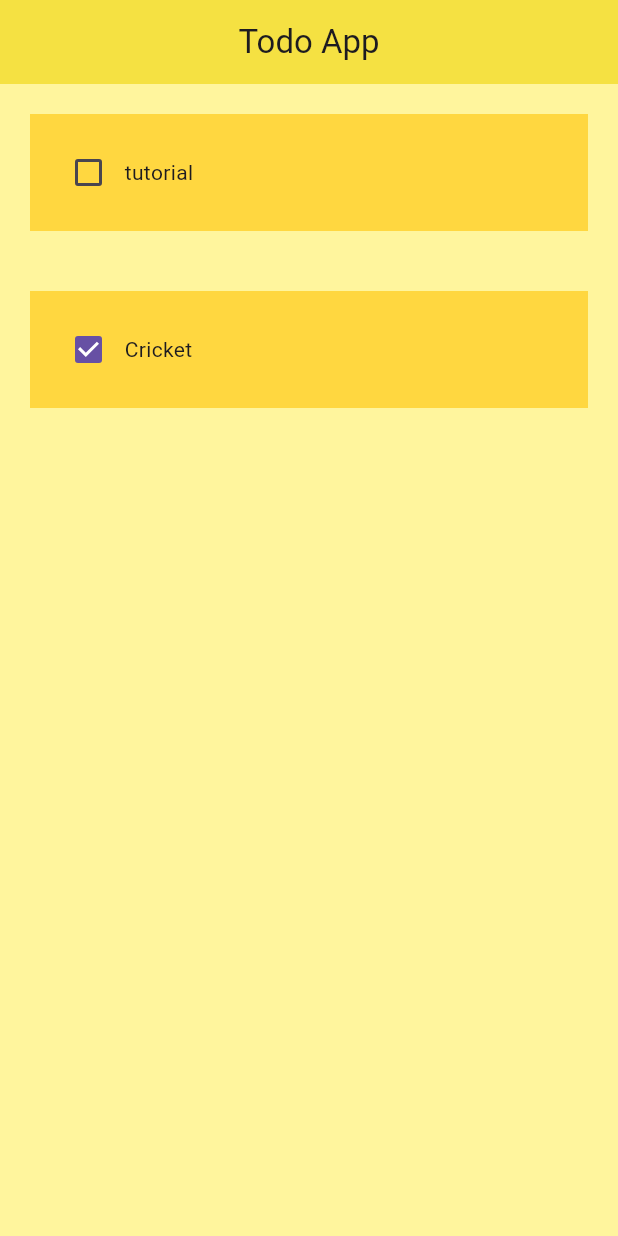
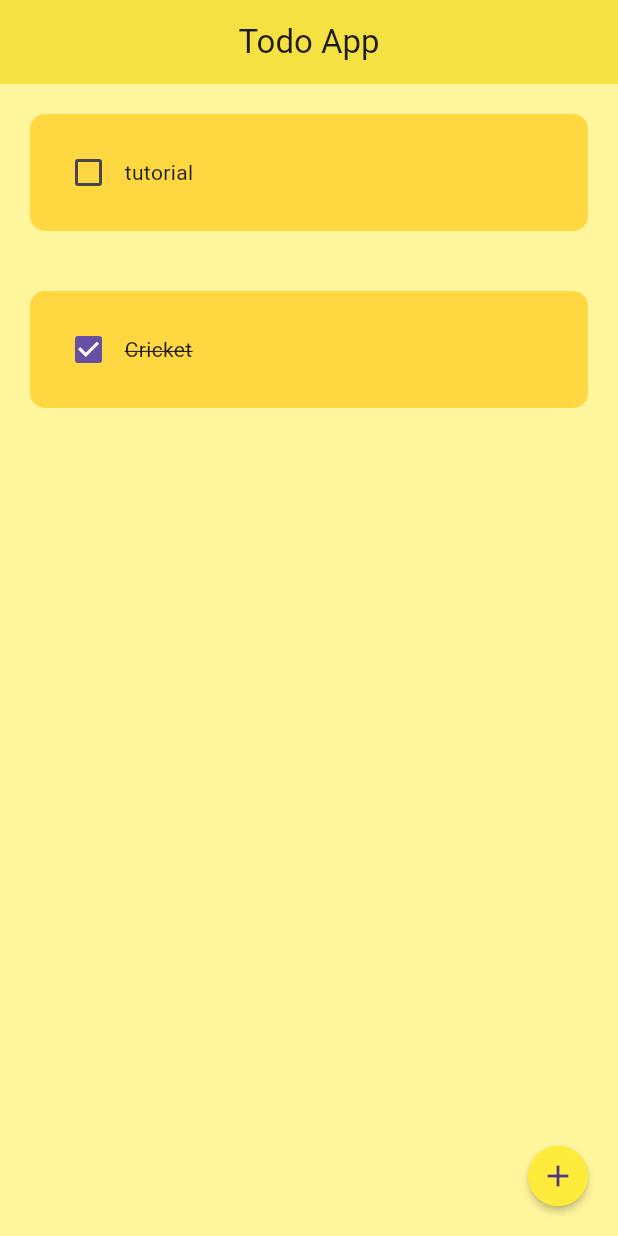
Before and after one commit to farhanmahmud21/todo_app-hive-, a Flutter app: the screen it shows after launch, on a phone screen of 412 x 824 dp. Run offline on Flutter 3.47's test engine with Material 3 defaults, Android fonts, the phone set to English and light mode, and no system bars.

Commit message:
Refactor TodoTile and main app structure; add dialog box for task creation

```diff
--- a/lib/TodoTile.dart
+++ b/lib/TodoTile.dart
@@ -17,11 +17,22 @@ class Todotile extends StatelessWidget {
       padding: const EdgeInsets.all(20.0),
       child: Container(
         padding: EdgeInsets.all(15),
-        decoration: BoxDecoration(color: Colors.amberAccent),
+        decoration: BoxDecoration(
+          color: Colors.amberAccent,
+          borderRadius: BorderRadius.circular(10),
+        ),
+
         child: Row(
           children: [
-            Checkbox(value: valueOfCheck, onChanged: (value) => change(value)),
-            Text(toDoName),
+            Checkbox(value: valueOfCheck, onChanged: change),
+            Text(
+              toDoName,
+              style: TextStyle(
+                decoration: valueOfCheck
+                    ? TextDecoration.lineThrough
+                    : TextDecoration.none,
+              ),
+            ),
           ],
         ),
       ),
--- a/lib/main.dart
+++ b/lib/main.dart
@@ -1,8 +1,9 @@
 import 'package:flutter/material.dart';
 import 'package:to_do/TodoTile.dart';
+import 'package:to_do/utils/dialog_box.dart';
 
 void main() {
-  runApp(ToDoApp());
+  runApp(MaterialApp(debugShowCheckedModeBanner: false, home: ToDoApp()));
 }
 
 class ToDoApp extends StatefulWidget {
@@ -23,18 +24,33 @@ class _ToDoAppState extends State<ToDoApp> {
     });
   }
 
+  void createTodo() {
+    print('alert dialog show now');
+    ;
+    showDialog(
+      context: context,
+      builder: (context) {
+        return DialogBox();
+      },
+    );
+  }
+
   @override
   Widget build(BuildContext context) {
-    return MaterialApp(
-      debugShowCheckedModeBanner: false,
-      title: 'ToDo App',
-      home: Scaffold(
+    return Scaffold(
       backgroundColor: Colors.yellow[200],
       appBar: AppBar(
         centerTitle: true,
         title: Text('Todo App'),
         backgroundColor: Colors.yellow,
         elevation: 2,
+      ),
+      floatingActionButton: FloatingActionButton.small(
+        shape: OvalBorder(side: BorderSide(color: Colors.yellow)),
+        backgroundColor: Colors.yellow,
+        elevation: 2,
+        onPressed: createTodo,
+        child: Icon(Icons.add),
       ),
       body: ListView.builder(
         itemCount: todos.length,
@@ -46,7 +62,6 @@ class _ToDoAppState extends State<ToDoApp> {
           );
         },
       ),
-      ),
     );
   }
 }
```
Also changed, not shown: lib/utils/dialog_box.dart (added, +43 -0 lines). Lines whose indentation alone changed are shown as unchanged.
